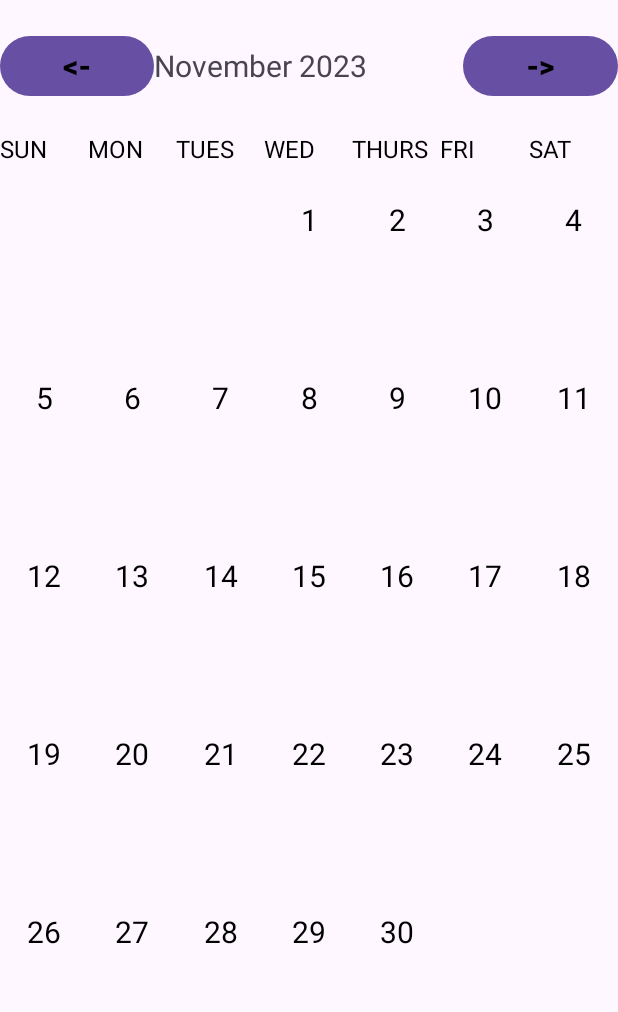
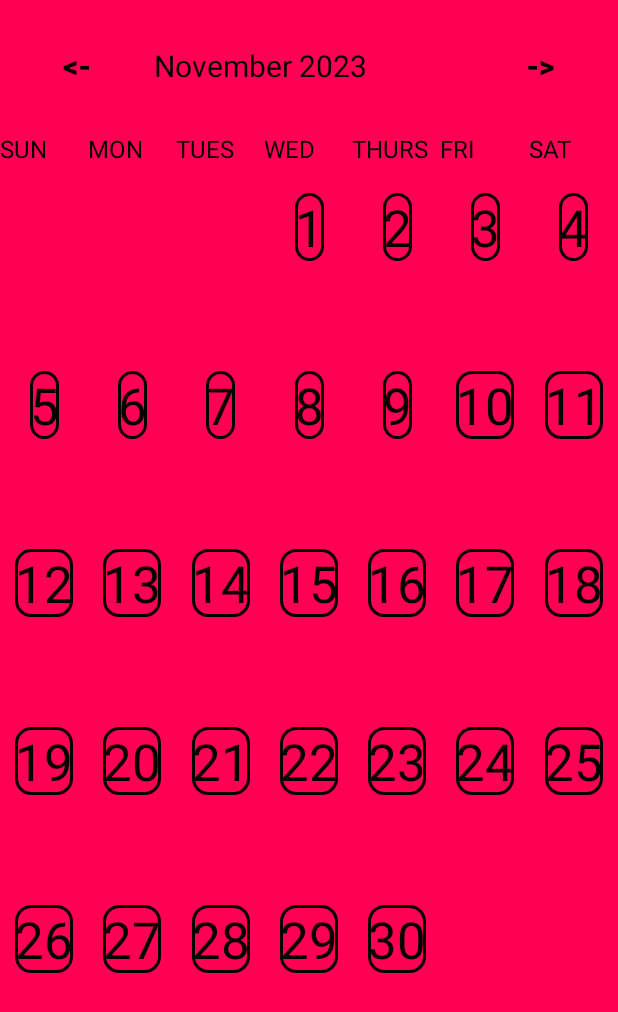
Before and after one commit to Artix67/GetItDoneOrElse, an Android app: the MainActivity screen opened directly, with no data from a screen before it, on a phone screen of 412 x 824 dp. Shown: the top 1012 px of the screen. Run offline under Robolectric (Android 15) with nearby library versions, the phone set to English and light mode, and no system bars.

Commit message:
third commit
fixed bug issues and added a boarder around the numbers

```diff
--- /dev/null
+++ b/app/src/main/res/drawable/numberborder.xml
@@ -0,0 +1,11 @@
+<?xml version="1.0" encoding="utf-8"?>
+<shape xmlns:android="http://schemas.android.com/apk/res/android">
+
+
+    <stroke
+        android:width="2dp"
+        android:color="@color/black" />
+
+<corners android:radius="10dp"/>
+
+</shape>
--- a/app/src/main/res/layout/activity_main.xml
+++ b/app/src/main/res/layout/activity_main.xml
@@ -1,48 +1,51 @@
 <?xml version="1.0" encoding="utf-8"?>
-<LinearLayout
-    xmlns:android="http://schemas.android.com/apk/res/android"
+<LinearLayout xmlns:android="http://schemas.android.com/apk/res/android"
     xmlns:app="http://schemas.android.com/apk/res-auto"
     xmlns:tools="http://schemas.android.com/tools"
     android:layout_width="match_parent"
     android:layout_height="match_parent"
+    android:background="#FF0055"
     android:orientation="vertical"
     tools:context=".MainActivity">
+
     <LinearLayout
         android:layout_width="match_parent"
         android:layout_height="wrap_content"
-    android:orientation="horizontal"
-    android:layout_marginBottom= "20dp"
-    android:layout_marginTop= "20dp">
+        android:layout_marginTop="20dp"
+        android:layout_marginBottom="20dp"
+        android:orientation="horizontal">
+
         <Button
             android:layout_width="0dp"
             android:layout_height="wrap_content"
             android:layout_weight="1"
+            android:background="@null"
+            android:onClick="previousMonthAction"
             android:text="@string/format"
-        android:onClick= "previousMonthAction"
             android:textColor="@color/black"
-        android:background="@null"
-        android:textStyle="bold"
-        android:textSize="20sp"/>
+            android:textSize="20sp"
+            android:textStyle="bold" />
 
         <TextView
             android:id="@+id/MonthYearTV"
             android:layout_width="0dp"
+            android:layout_height="wrap_content"
             android:layout_weight="2"
-        android:layout_height="wrap_content"
             android:text="@string/november_2023"
-        android:textSize="20sp"
             android:textAlignment="center"
-         />
+            android:textColor="#000000"
+            android:textSize="20sp" />
+
         <Button
             android:layout_width="0dp"
             android:layout_height="wrap_content"
             android:layout_weight="1"
+            android:background="@null"
+            android:onClick="nextMonthAction"
             android:text="@string/forward"
             android:textColor="@color/black"
-        android:onClick ="nextMonthAction"
-        android:background="@null"
-        android:textStyle="bold"
-        android:textSize="20sp"/>
+            android:textSize="20sp"
+            android:textStyle="bold" />
     </LinearLayout>
 
     <LinearLayout
@@ -55,64 +58,72 @@
             android:layout_height="wrap_content"
             android:layout_weight="1"
             android:text="@string/sun"
+            android:textAlignment="center"
             android:textColor="@color/black"
-           android:textAlignment="center"
-           android:textSize="16sp"/>
+            android:textSize="16sp" />
+
         <TextView
             android:layout_width="0dp"
             android:layout_height="wrap_content"
             android:layout_weight="1"
             android:text="@string/mon"
+            android:textAlignment="center"
             android:textColor="@color/black"
-           android:textAlignment="center"
-           android:textSize="16sp"/>
+            android:textSize="16sp" />
+
         <TextView
             android:layout_width="0dp"
             android:layout_height="wrap_content"
             android:layout_weight="1"
             android:text="@string/tues"
+            android:textAlignment="center"
             android:textColor="@color/black"
-       android:textAlignment="center"
-       android:textSize="16sp"/>
+            android:textSize="16sp" />
+
         <TextView
             android:layout_width="0dp"
             android:layout_height="wrap_content"
             android:layout_weight="1"
             android:text="@string/wed"
+            android:textAlignment="center"
             android:textColor="@color/black"
-       android:textAlignment="center"
-       android:textSize="16sp"/>
+            android:textSize="16sp" />
+
         <TextView
             android:layout_width="0dp"
             android:layout_height="wrap_content"
             android:layout_weight="1"
             android:text="@string/thurs"
+            android:textAlignment="center"
             android:textColor="@color/black"
-       android:textAlignment="center"
-       android:textSize="16sp"/>
+            android:textSize="16sp" />
+
         <TextView
             android:layout_width="0dp"
             android:layout_height="wrap_content"
             android:layout_weight="1"
             android:text="@string/fri"
+            android:textAlignment="center"
             android:textColor="@color/black"
-           android:textAlignment="center"
-           android:textSize="16sp"/>
+            android:textSize="16sp" />
+
+
         <TextView
             android:layout_width="0dp"
             android:layout_height="wrap_content"
             android:layout_weight="1"
             android:text="@string/sat"
+            android:textAlignment="center"
             android:textColor="@color/black"
-           android:textAlignment="center"
-           android:textSize="16sp"/>
-
+            android:textSize="16sp" />
 
 
         />
     </LinearLayout>
+
     <androidx.recyclerview.widget.RecyclerView
         android:id="@+id/calendarRecyclerView"
         android:layout_width="match_parent"
-        android:layout_height="match_parent"/>
+        android:layout_height="match_parent"
+        android:background="#FF0055" />
 </LinearLayout>
--- a/app/src/main/res/layout/calendar_cell.xml
+++ b/app/src/main/res/layout/calendar_cell.xml
@@ -5,16 +5,18 @@
     xmlns:app="http://schemas.android.com/apk/res-auto">
 
     <TextView
+        android:id="@+id/CellDayText"
         android:layout_width="wrap_content"
+
         android:layout_height="wrap_content"
-        android:id="@+id/CellDayText"
+        android:background="@drawable/numberborder"
         android:text="1"
-        android:textSize="20sp"
         android:textColor="@color/black"
+        android:textSize="34sp"
         app:layout_constraintBottom_toBottomOf="parent"
-       app:layout_constraintTop_toTopOf="parent"
+        app:layout_constraintLeft_toLeftOf="parent"
         app:layout_constraintRight_toRightOf="parent"
-        app:layout_constraintLeft_toLeftOf="parent"
-        app:layout_constraintVertical_bias="0.25"/>
+        app:layout_constraintTop_toTopOf="parent"
+        app:layout_constraintVertical_bias="0.25" />
 
 </androidx.constraintlayout.widget.ConstraintLayout>
--- a/app/src/main/res/values-night/themes.xml
+++ b/app/src/main/res/values-night/themes.xml
@@ -2,6 +2,7 @@
     <!-- Base application theme. -->
     <style name="Base.Theme.Calendar" parent="Theme.Material3.DayNight.NoActionBar">
         <!-- Customize your dark theme here. -->
-        <!-- <item name="colorPrimary">@color/my_dark_primary</item> -->
+         <item name="colorPrimary">@color/black</item>
+
     </style>
 </resources>
--- a/app/src/main/res/values/themes.xml
+++ b/app/src/main/res/values/themes.xml
@@ -2,7 +2,8 @@
     <!-- Base application theme. -->
     <style name="Base.Theme.Calendar" parent="Theme.Material3.DayNight.NoActionBar">
         <!-- Customize your light theme here. -->
-        <!-- <item name="colorPrimary">@color/my_light_primary</item> -->
+         <item name="colorPrimary">#FF0055</item>
+        <item name="colorAccent">@color/black</item>
     </style>
 
     <style name="Theme.Calendar" parent="Base.Theme.Calendar" />
```
Lines whose indentation alone changed are shown as unchanged.
